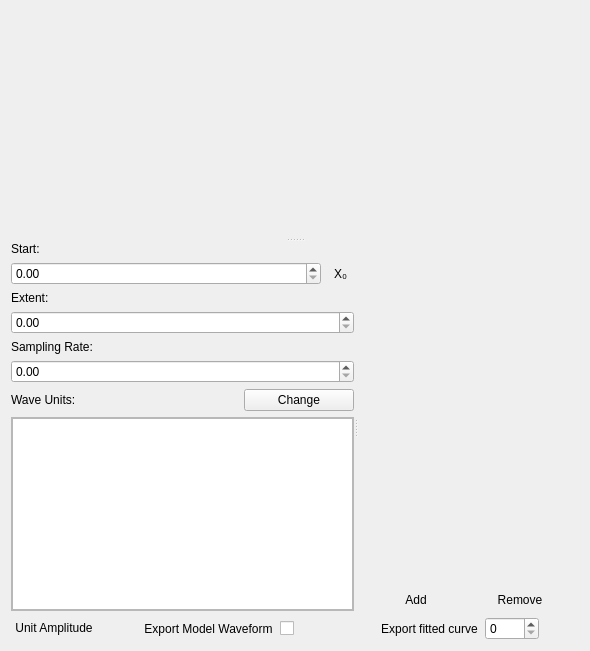
ctigaret/scipyen, file src/scipyen/gui/widgets/ModelFittingWidget.ui: the form before one commit.
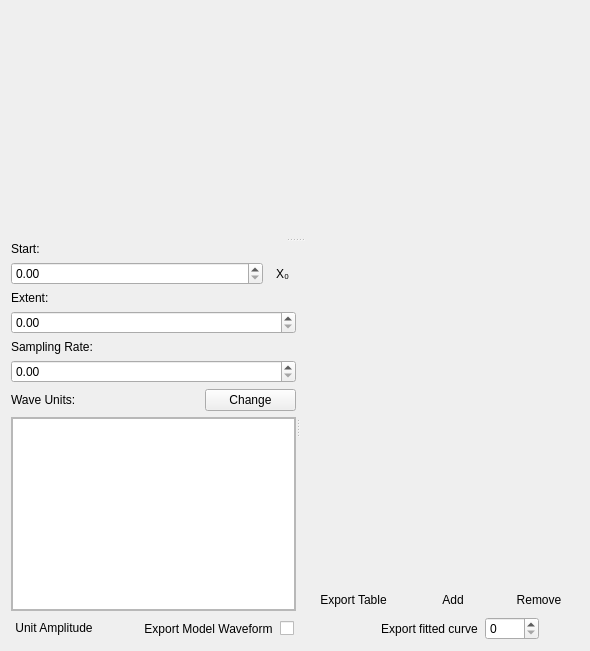
The form after the commit. Icons and pictures are not drawn. Custom widgets are drawn as their Qt base class.

Diff of the .ui file:
```diff
--- a/src/scipyen/gui/widgets/ModelFittingWidget.ui
+++ b/src/scipyen/gui/widgets/ModelFittingWidget.ui
@@ -306,7 +306,7 @@
                <rect>
                 <x>0</x>
                 <y>0</y>
-                <width>331</width>
+                <width>268</width>
                 <height>192</height>
                </rect>
               </property>
@@ -383,6 +383,19 @@
            </item>
            <item>
             <layout class="QHBoxLayout" name="rowManipulationButtonsLayout">
+             <item>
+              <widget class="QPushButton" name="exportModelFittingTablePushButton">
+               <property name="text">
+                <string>Export Table</string>
+               </property>
+               <property name="icon">
+                <iconset theme="document-export"/>
+               </property>
+               <property name="flat">
+                <bool>true</bool>
+               </property>
+              </widget>
+             </item>
              <item>
               <widget class="QPushButton" name="addStarredRowsPushButton">
                <property name="sizePolicy">
```
